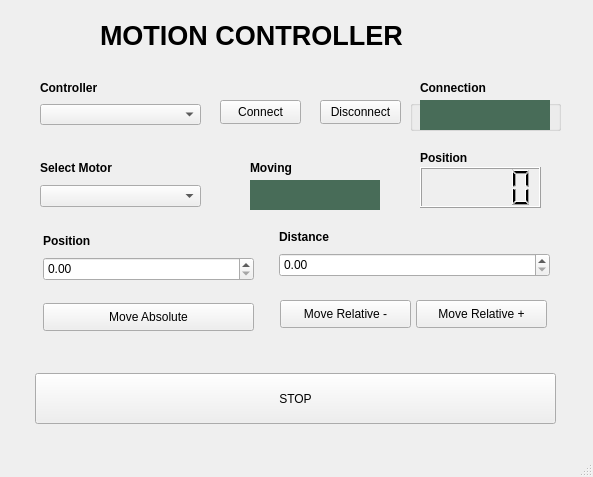
The window that source/user_interfaces/main_window.ui (ingramoncruz/HAL_MotorController_Project) describes before a commit, drawn with Qt 5.
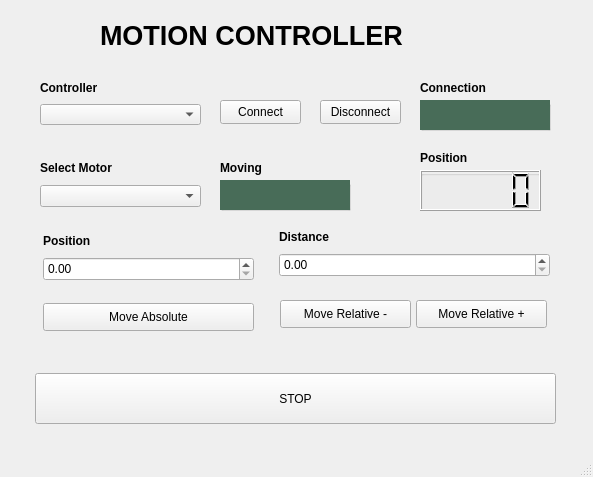
The same window after the commit.

```diff
--- a/source/user_interfaces/main_window.ui
+++ b/source/user_interfaces/main_window.ui
@@ -50,7 +50,7 @@
    <widget class="QLabel" name="titleMoving">
     <property name="geometry">
      <rect>
-      <x>250</x>
+      <x>220</x>
       <y>160</y>
       <width>64</width>
       <height>16</height>
@@ -233,23 +233,7 @@
      <string>Select Motor</string>
     </property>
    </widget>
-   <widget class="QLCDNumber" name="indicatorPosition">
-    <property name="geometry">
-     <rect>
-      <x>420</x>
-      <y>167</y>
-      <width>121</width>
-      <height>41</height>
-     </rect>
-    </property>
-    <property name="font">
-     <font>
-      <weight>75</weight>
-      <bold>true</bold>
-     </font>
-    </property>
-   </widget>
-   <widget class="QLabel" name="titleIndicatorPosition">
+   <widget class="QLabel" name="title_indicator_position">
     <property name="geometry">
      <rect>
       <x>420</x>
@@ -313,40 +297,12 @@
      <string>Connection</string>
     </property>
    </widget>
-   <widget class="QRadioButton" name="ledMoving">
-    <property name="geometry">
-     <rect>
-      <x>250</x>
-      <y>180</y>
-      <width>131</width>
-      <height>31</height>
-     </rect>
-    </property>
-    <property name="styleSheet">
-     <string notr="true">QRadioButton::indicator {
-width: 130px;
-height: 30px
-}
-
-QRadioButton::indicator::checked {
-background-color: #00ff00;
-}
-
-QRadioButton::indicator::unchecked {
-background-color: #486c58;
-}
-</string>
-    </property>
-    <property name="text">
-     <string/>
-    </property>
-   </widget>
    <widget class="QGroupBox" name="groupBox">
     <property name="geometry">
      <rect>
-      <x>410</x>
+      <x>420</x>
       <y>100</y>
-      <width>151</width>
+      <width>131</width>
       <height>31</height>
      </rect>
     </property>
@@ -356,7 +312,7 @@
     <widget class="QRadioButton" name="ledConnected">
      <property name="geometry">
       <rect>
-       <x>10</x>
+       <x>0</x>
        <y>0</y>
        <width>131</width>
        <height>31</height>
@@ -383,6 +339,76 @@
      </property>
     </widget>
    </widget>
+   <widget class="QGroupBox" name="groupBox_2">
+    <property name="geometry">
+     <rect>
+      <x>220</x>
+      <y>180</y>
+      <width>131</width>
+      <height>31</height>
+     </rect>
+    </property>
+    <property name="title">
+     <string/>
+    </property>
+    <widget class="QRadioButton" name="led_moving">
+     <property name="geometry">
+      <rect>
+       <x>0</x>
+       <y>0</y>
+       <width>131</width>
+       <height>31</height>
+      </rect>
+     </property>
+     <property name="styleSheet">
+      <string notr="true">QRadioButton::indicator {
+width: 130px;
+height: 30px
+}
+
+QRadioButton::indicator::checked {
+background-color: #00ff00;
+}
+
+QRadioButton::indicator::unchecked {
+background-color: #486c58;
+}
+</string>
+     </property>
+     <property name="text">
+      <string/>
+     </property>
+    </widget>
+   </widget>
+   <widget class="QGroupBox" name="groupBox_3">
+    <property name="geometry">
+     <rect>
+      <x>420</x>
+      <y>170</y>
+      <width>121</width>
+      <height>41</height>
+     </rect>
+    </property>
+    <property name="title">
+     <string/>
+    </property>
+    <widget class="QLCDNumber" name="indicator_position">
+     <property name="geometry">
+      <rect>
+       <x>0</x>
+       <y>0</y>
+       <width>121</width>
+       <height>41</height>
+      </rect>
+     </property>
+     <property name="font">
+      <font>
+       <weight>75</weight>
+       <bold>true</bold>
+      </font>
+     </property>
+    </widget>
+   </widget>
   </widget>
   <widget class="QMenuBar" name="menubar">
    <property name="geometry">
```
Left out of the diff: 38 changed lines with no effect on the pictures.
